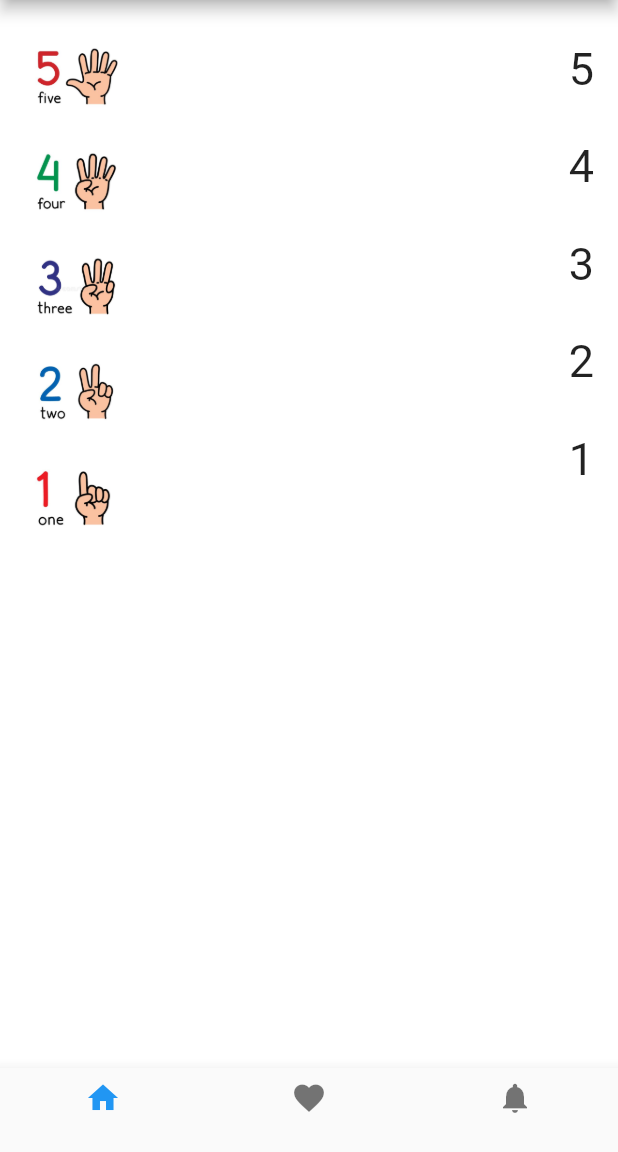
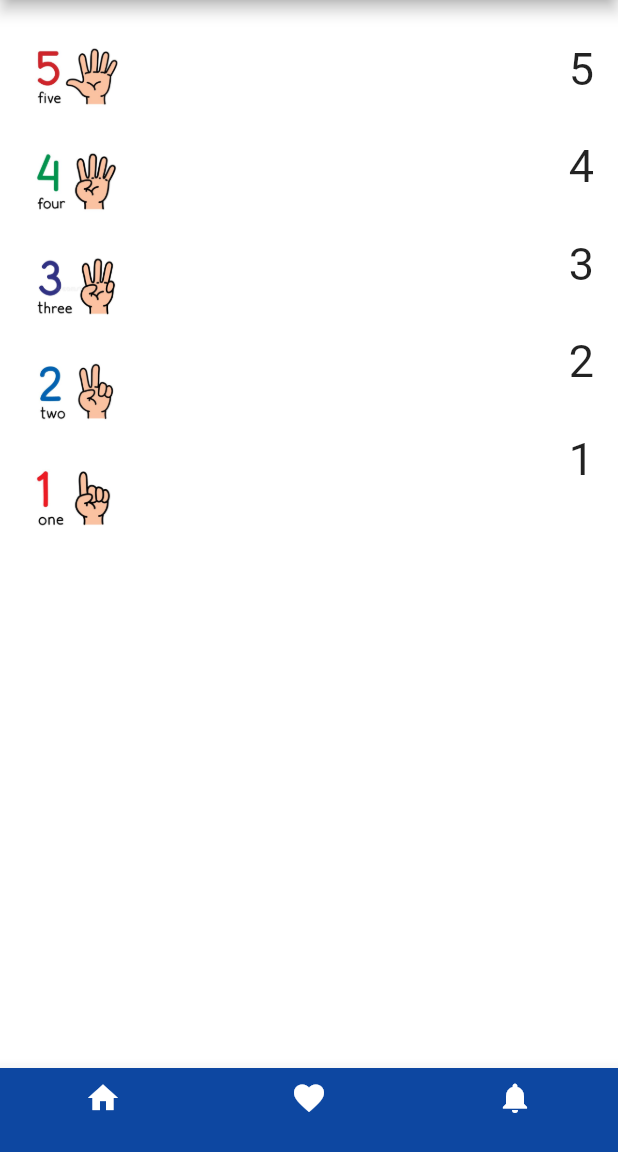
Before and after one commit to alihaider678/Flutter-Tasks, a Flutter app: the screen it shows after launch, on a phone screen of 412 x 824 dp, the part 84-1236 px from its top. Run offline on Flutter 3.47's test engine with Material 2 defaults, Android fonts, the light colour scheme and no system bars; our stand-ins replace assets_audio_player, google_fonts.

Commit message:
Update
Level-1 Done!

```diff
--- a/matching_game/lib/main.dart
+++ b/matching_game/lib/main.dart
@@ -69,17 +69,22 @@ class _HomePageState extends State<HomePage> {
         backgroundColor: Colors.blue.shade900,
         title: Text('Matching Game'),
       ),
-      bottomNavigationBar: BottomNavigationBar(items: [
+      bottomNavigationBar: BottomNavigationBar(
+          backgroundColor: Colors.blue.shade900,
+          items: [
         BottomNavigationBarItem(
-          icon: Icon(Icons.home),
+          icon: Icon(Icons.home,
+            color: Colors.white,),
           label: '',
         ),
         BottomNavigationBarItem(
-          icon: Icon(Icons.favorite),
+          icon: Icon(Icons.favorite,
+          color: Colors.white,),
           label: '',
         ),
         BottomNavigationBarItem(
-          icon: Icon(Icons.notifications),
+          icon: Icon(Icons.notifications,
+            color: Colors.white,),
           label: '',
         ),
       ]),
```
